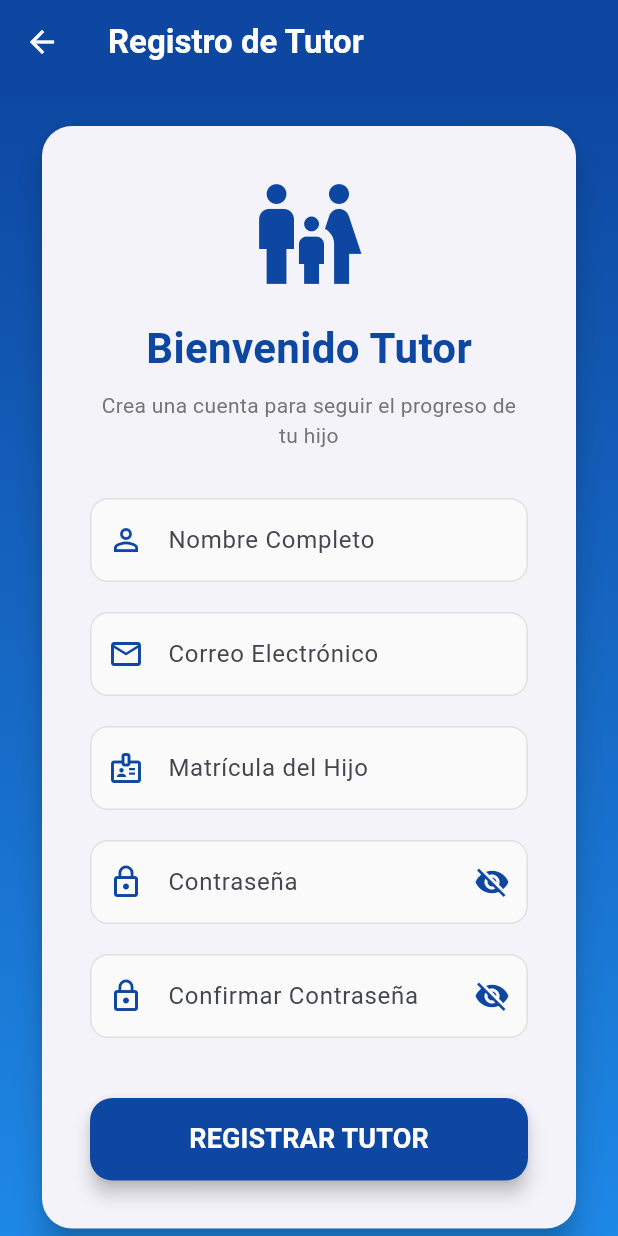
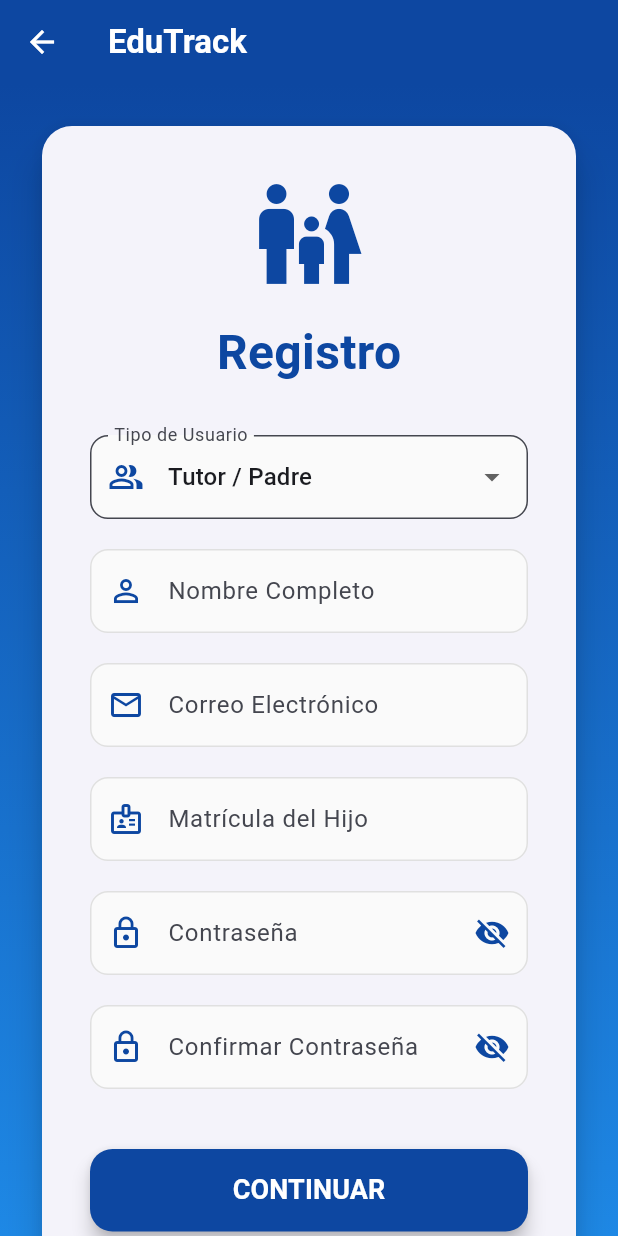
Before and after one commit to DiegoMarin025/EduTrack-SW, a Flutter app: the RegisterPage screen opened directly, on a phone screen of 412 x 824 dp. Run offline on Flutter 3.47's test engine with Material 3 defaults, Android fonts, the phone set to English and light mode, and no system bars; our stand-ins replace shared_preferences, table_calendar; accounts and stored records are empty.

Commit message:
Emir-Arreglo en la interfaz de Registro

```diff
--- a/lib/register_page.dart
+++ b/lib/register_page.dart
@@ -10,40 +10,44 @@ class RegisterPage extends StatefulWidget {
 class _RegisterPageState extends State<RegisterPage> {
   final _formKey = GlobalKey<FormState>();
 
-  // Controladores originales + el nuevo del Tutor
+  // Controladores de texto
   final TextEditingController _nombreController = TextEditingController();
   final TextEditingController _emailController = TextEditingController();
   final TextEditingController _passwordController = TextEditingController();
   final TextEditingController _confirmPasswordController = TextEditingController();
-  final TextEditingController _matriculaHijoController = TextEditingController(); // Agregado para el Tutor
+  final TextEditingController _matriculaHijoController = TextEditingController();
 
+  // Estado del formulario
+  String _rolSeleccionado = 'tutor';
   bool _isLoading = false;
   bool _obscurePassword = true;
   bool _obscureConfirmPassword = true;
 
-  // Lógica de registro adaptada para Tutor
+  // Función de Registro
   Future<void> _registrar() async {
     if (_formKey.currentState!.validate()) {
-      setState(() {
-        _isLoading = true;
-      });
+      setState(() => _isLoading = true);
 
       try {
-        final response = await http.post(
-          // Mantengo tu endpoint, tu compañero de DB lo gestionará luego
-          Uri.parse('http://localhost:3000/register'),
-          headers: {'Content-Type': 'application/json'},
-          body: jsonEncode({
+        final Map<String, dynamic> requestBody = {
           'nombre': _nombreController.text,
           'email': _emailController.text,
           'password': _passwordController.text,
-            'rol': 'tutor', // Forzamos el rol a tutor para tu rama
-            'matricula_hijo': _matriculaHijoController.text, // Campo obligatorio para el tutor
-          }),
+          'rol': _rolSeleccionado,
+        };
+
+        if (_rolSeleccionado == 'tutor') {
+          requestBody['matricula_hijo'] = _matriculaHijoController.text;
+        }
+
+        final response = await http.post(
+          Uri.parse('http://localhost:3000/register'),
+          headers: {'Content-Type': 'application/json'},
+          body: jsonEncode(requestBody),
         );
 
         if (response.statusCode == 201) {
-          _showSnackBar('Registro de Tutor exitoso', Colors.green);
+          _showSnackBar('¡Registro exitoso!', Colors.green);
           Navigator.pop(context);
         } else {
           final errorData = jsonDecode(response.body);
@@ -52,9 +56,7 @@ class _RegisterPageState extends State<RegisterPage> {
       } catch (e) {
         _showSnackBar('Error de conexión con el servidor', Colors.red);
       } finally {
-        setState(() {
-          _isLoading = false;
-        });
+        setState(() => _isLoading = false);
       }
     }
   }
@@ -65,6 +67,7 @@ class _RegisterPageState extends State<RegisterPage> {
         content: Text(message),
         backgroundColor: color,
         behavior: SnackBarBehavior.floating,
+        shape: RoundedRectangleBorder(borderRadius: BorderRadius.circular(10)),
       ),
     );
   }
@@ -72,16 +75,16 @@ class _RegisterPageState extends State<RegisterPage> {
   @override
   Widget build(BuildContext context) {
     return Scaffold(
-      // Mantenemos tu diseño de fondo y colores
       backgroundColor: Colors.grey[100],
       appBar: AppBar(
-        title: Text('Registro de Tutor',
+        title: Text('EduTrack',
           style: TextStyle(color: Colors.white, fontWeight: FontWeight.bold)),
         backgroundColor: Colors.blue[900],
         elevation: 0,
         iconTheme: IconThemeData(color: Colors.white),
       ),
       body: Container(
+        height: double.infinity,
         decoration: BoxDecoration(
           gradient: LinearGradient(
             begin: Alignment.topCenter,
@@ -94,7 +97,7 @@ class _RegisterPageState extends State<RegisterPage> {
             child: Padding(
               padding: const EdgeInsets.all(24.0),
               child: Card(
-                elevation: 8,
+                elevation: 10,
                 shape: RoundedRectangleBorder(borderRadius: BorderRadius.circular(20)),
                 child: Padding(
                   padding: const EdgeInsets.all(32.0),
@@ -103,25 +106,25 @@ class _RegisterPageState extends State<RegisterPage> {
                     child: Column(
                       mainAxisSize: MainAxisSize.min,
                       children: [
-                        Icon(Icons.family_restroom, size: 80, color: Colors.blue[900]), // Cambiado a ícono de familia
+                        // ÍCONO DINÁMICO (Mantiene la ayuda visual)
+                        Icon(
+                          _rolSeleccionado == 'tutor' ? Icons.family_restroom : Icons.school,
+                          size: 80,
+                          color: Colors.blue[900]
+                        ),
                         SizedBox(height: 16),
+
+                        // TÍTULO SIMPLIFICADO SEGÚN TU PETICIÓN
                         Text(
-                          'Bienvenido Tutor',
-                          style: TextStyle(
-                            fontSize: 28,
-                            fontWeight: FontWeight.bold,
-                            color: Colors.blue[900],
-                          ),
-                        ),
-                        SizedBox(height: 8),
-                        Text(
-                          'Crea una cuenta para seguir el progreso de tu hijo',
-                          textAlign: TextAlign.center,
-                          style: TextStyle(color: Colors.grey[600]),
+                          'Registro',
+                          style: TextStyle(fontSize: 32, fontWeight: FontWeight.bold, color: Colors.blue[900]),
                         ),
                         SizedBox(height: 32),
 
-                        // Nombre completo
+                        // Selector de Rol
+                        _buildDropdownRol(),
+                        SizedBox(height: 20),
+
                         _buildTextField(
                           controller: _nombreController,
                           label: 'Nombre Completo',
@@ -130,7 +133,6 @@ class _RegisterPageState extends State<RegisterPage> {
                         ),
                         SizedBox(height: 20),
 
-                        // Email
                         _buildTextField(
                           controller: _emailController,
                           label: 'Correo Electrónico',
@@ -144,20 +146,18 @@ class _RegisterPageState extends State<RegisterPage> {
                         ),
                         SizedBox(height: 20),
 
-                        // MATRÍCULA DEL HIJO (EL CAMBIO CLAVE)
+                        // Campo de matrícula solo si es Tutor
+                        if (_rolSeleccionado == 'tutor') ...[
                           _buildTextField(
                             controller: _matriculaHijoController,
                             label: 'Matrícula del Hijo',
                             icon: Icons.badge_outlined,
                             hint: 'Ej. 202300456',
-                          validator: (value) {
-                            if (value == null || value.isEmpty) return 'La matrícula es obligatoria';
-                            return null;
-                          },
+                            validator: (value) => value!.isEmpty ? 'La matrícula es obligatoria' : null,
                           ),
                           SizedBox(height: 20),
+                        ],
 
-                        // Contraseña
                         _buildPasswordField(
                           controller: _passwordController,
                           label: 'Contraseña',
@@ -167,20 +167,15 @@ class _RegisterPageState extends State<RegisterPage> {
                         ),
                         SizedBox(height: 20),
 
-                        // Confirmar Contraseña
                         _buildPasswordField(
                           controller: _confirmPasswordController,
                           label: 'Confirmar Contraseña',
                           obscure: _obscureConfirmPassword,
                           onToggle: () => setState(() => _obscureConfirmPassword = !_obscureConfirmPassword),
-                          validator: (value) {
-                            if (value != _passwordController.text) return 'Las contraseñas no coinciden';
-                            return null;
-                          },
+                          validator: (value) => value != _passwordController.text ? 'No coinciden' : null,
                         ),
                         SizedBox(height: 40),
 
-                        // Botón de Registro
                         _isLoading
                             ? CircularProgressIndicator()
                             : SizedBox(
@@ -191,15 +186,11 @@ class _RegisterPageState extends State<RegisterPage> {
                                   style: ElevatedButton.styleFrom(
                                     backgroundColor: Colors.blue[900],
                                     foregroundColor: Colors.white,
-                                    shape: RoundedRectangleBorder(
-                                      borderRadius: BorderRadius.circular(15),
-                                    ),
+                                    shape: RoundedRectangleBorder(borderRadius: BorderRadius.circular(15)),
                                     elevation: 5,
                                   ),
-                                  child: Text(
-                                    'REGISTRAR TUTOR',
-                                    style: TextStyle(fontSize: 18, fontWeight: FontWeight.bold),
-                                  ),
+                                  child: Text('CONTINUAR',
+                                    style: TextStyle(fontSize: 18, fontWeight: FontWeight.bold)),
                                 ),
                               ),
                       ],
@@ -214,7 +205,26 @@ class _RegisterPageState extends State<RegisterPage> {
     );
   }
 
-  // Helpers para mantener tu código limpio y largo como el original
+  // --- COMPONENTES DE DISEÑO ---
+
+  Widget _buildDropdownRol() {
+    return DropdownButtonFormField<String>(
+      value: _rolSeleccionado,
+      decoration: InputDecoration(
+        labelText: 'Tipo de Usuario',
+        prefixIcon: Icon(Icons.people_alt_outlined, color: Colors.blue[900]),
+        border: OutlineInputBorder(borderRadius: BorderRadius.circular(12)),
+        filled: true,
+        fillColor: Colors.grey[50],
+      ),
+      items: [
+        DropdownMenuItem(value: 'tutor', child: Text('Tutor / Padre')),
+        DropdownMenuItem(value: 'docente', child: Text('Docente / Maestro')),
+      ],
+      onChanged: (value) => setState(() => _rolSeleccionado = value!),
+    );
+  }
+
   Widget _buildTextField({
     required TextEditingController controller,
     required String label,
```
Lines whose indentation alone changed are shown as unchanged.
